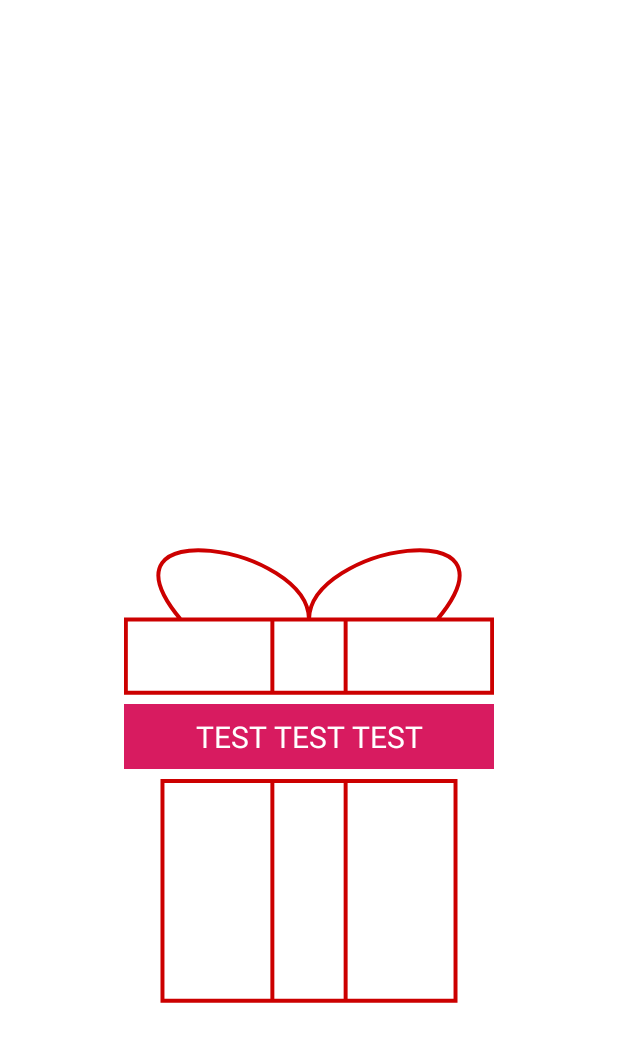
After one commit to SIDOVSKY/Gifft, an Android app: the layout wrapping_fragment.xml on its own in the app's theme, with its tools: preview values and no code run, on a phone screen of 412 x 824 dp. The commit adds this screen. Shown: the top 1042 px of the screen. Run offline under Robolectric (Android 15) with nearby library versions, the phone set to English and light mode, and no system bars.

Commit message:
Add GiftLayout to wrapping fragment

```diff
--- a/build.gradle
+++ b/build.gradle
@@ -34,6 +34,7 @@ buildscript {
             'rxbinding3'   : '3.1.0',
             'material'     : '1.1.0',
             'dagger'       : '2.27',
+            'constraint'   : '1.1.3',
         ]
     }
 
--- a/wrapping/build.gradle
+++ b/wrapping/build.gradle
@@ -28,6 +28,7 @@ dependencies {
     implementation "org.jetbrains.kotlin:kotlin-stdlib-jdk7:${versions.kotlin}"
     implementation "androidx.appcompat:appcompat:${versions.appcompat}"
     implementation "androidx.core:core-ktx:${versions.core_ktx}"
+    implementation "androidx.constraintlayout:constraintlayout:${versions.constraint}"
 
     implementation "com.google.dagger:dagger:${versions.dagger}"
     kapt "com.google.dagger:dagger-compiler:${versions.dagger}"
@@ -37,4 +38,5 @@ dependencies {
     androidTestImplementation "androidx.test.espresso:espresso-core:${versions.espresso}"
 
     api project(':wrapping-api')
+    implementation project(':gift-ui')
 }
--- a/wrapping/src/main/java/com/gifft/wrapping/WrappingFragment.kt
+++ b/wrapping/src/main/java/com/gifft/wrapping/WrappingFragment.kt
@@ -1,7 +1,7 @@
 package com.gifft.wrapping
 
-import com.gifft.core.api.underdevelopment.UnderDevelopmentFragment
+import androidx.fragment.app.Fragment
 import javax.inject.Inject
 
 class WrappingFragment @Inject constructor(viewModel: WrappingFragmentViewModel) :
-    UnderDevelopmentFragment()
+    Fragment(R.layout.wrapping_fragment)
--- /dev/null
+++ b/wrapping/src/main/res/layout/wrapping_fragment.xml
@@ -0,0 +1,35 @@
+<?xml version="1.0" encoding="utf-8"?>
+<androidx.constraintlayout.widget.ConstraintLayout xmlns:android="http://schemas.android.com/apk/res/android"
+    xmlns:app="http://schemas.android.com/apk/res-auto"
+    xmlns:tools="http://schemas.android.com/tools"
+    android:layout_width="match_parent"
+    android:layout_height="match_parent">
+
+    <com.gifft.gift_ui.GiftLayout
+        android:id="@+id/giftLayout"
+        android:layout_width="0dp"
+        android:layout_height="wrap_content"
+        app:giftColor="@android:color/holo_red_dark"
+        app:layout_constraintBottom_toBottomOf="parent"
+        app:layout_constraintEnd_toEndOf="parent"
+        app:layout_constraintStart_toStartOf="parent"
+        app:layout_constraintTop_toTopOf="parent"
+        app:layout_constraintVertical_bias="0.7"
+        app:layout_constraintWidth_percent="0.6"
+        app:opened="true">
+
+        <EditText
+            android:id="@+id/giftText"
+            android:layout_width="match_parent"
+            android:layout_height="wrap_content"
+            android:layout_marginVertical="8dp"
+            android:background="@color/colorAccent"
+            android:gravity="center"
+            android:importantForAutofill="no"
+            android:inputType="textMultiLine|textNoSuggestions"
+            android:padding="8dp"
+            android:textColor="@android:color/white"
+            android:textSize="20sp"
+            tools:text="TEST TEST TEST" />
+    </com.gifft.gift_ui.GiftLayout>
+</androidx.constraintlayout.widget.ConstraintLayout>
```
